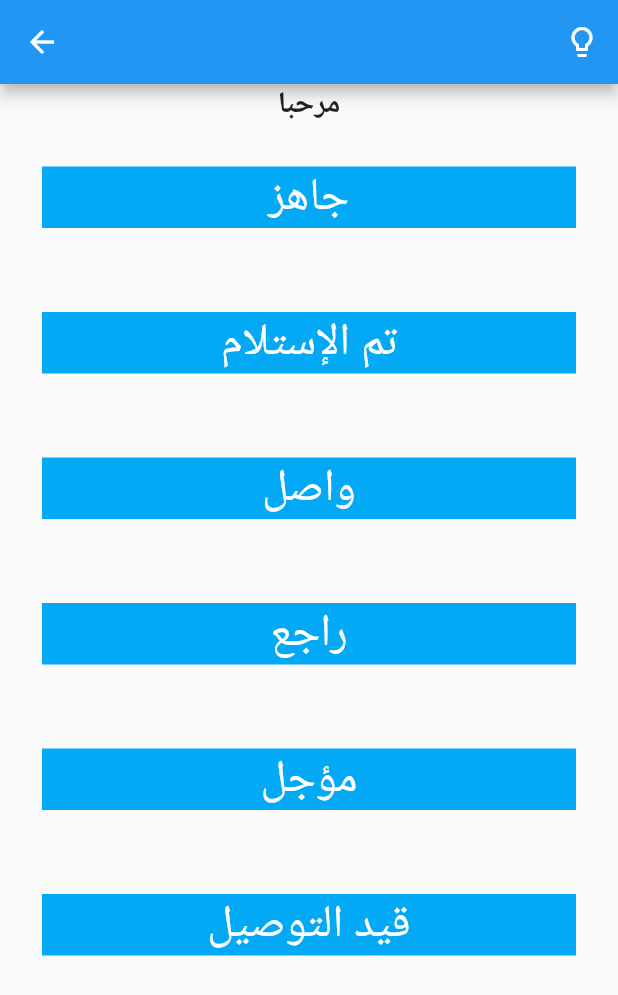
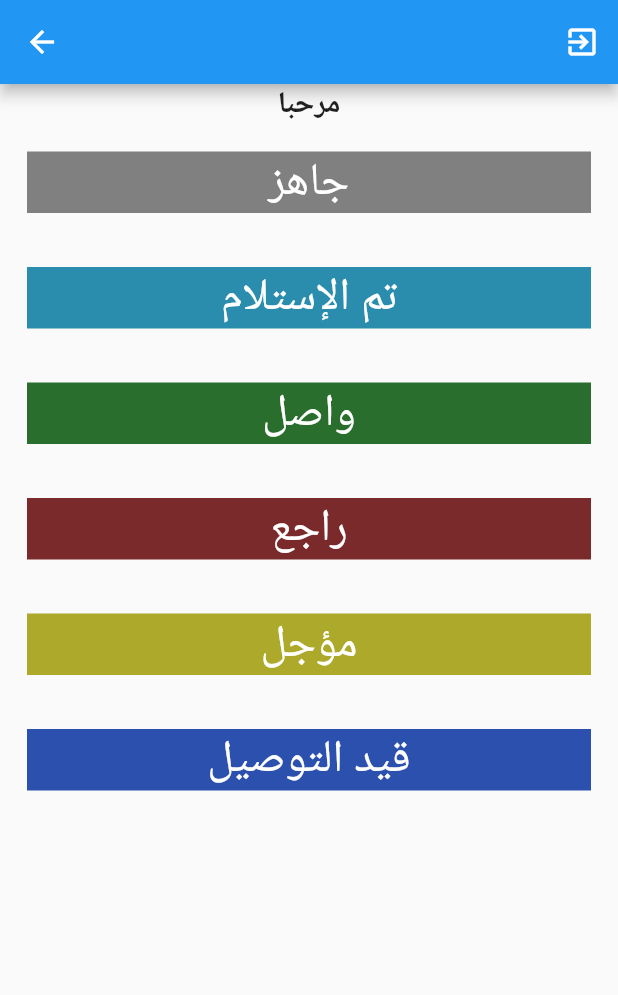
Before and after one commit to salam73/tawsel2, a Flutter app: the FbPageStatus screen opened directly, on a phone screen of 412 x 824 dp. Shown: the top 995 px of the screen. Run offline on Flutter 3.47's test engine with Material 2 defaults, Android fonts, the phone set to English and light mode, and no system bars; our stand-ins replace cloud_firestore, firebase_auth, firebase_core, get, google_fonts, grouped_list and 1 more; missing offline and left inert: dropdownfield; accounts and stored records are empty; Roboto replaces fonts that are missing (Cairo).

Commit message:
change updage function

```diff
--- a/lib/screens/fbpage/fbpageStatus.dart
+++ b/lib/screens/fbpage/fbpageStatus.dart
@@ -21,6 +21,8 @@ class FbPageStatus extends StatelessWidget {
   final ThemeController _themeController = Get.put(ThemeController());
 
   OrderController orderController = Get.put(OrderController());
+  final AuthController _authController = Get.find();
+  var mycolor = Color(0xff885566);
 
   var listStatusTitle = [
     'جاهز',
@@ -61,19 +63,12 @@ class FbPageStatus extends StatelessWidget {
         title: getUserName(),
         centerTitle: true,
         actions: [
-          Obx(
-            () => IconButton(
-              icon: getLightIcon(),
-              onPressed: () {
-                if (Get.isDarkMode) {
-                  Get.changeTheme(ThemeData.light());
-                  _themeController.themeChange = false;
-                } else {
-                  Get.changeTheme(ThemeData.dark());
-                  _themeController.themeChange = true;
-                }
-              },
-            ),
+          IconButton(
+            icon: Icon(Icons.exit_to_app),
+            onPressed: () {
+              _authController.logOut();
+              // Get.to(Login());
+            },
           ),
         ],
       ),
@@ -91,6 +86,45 @@ class FbPageStatus extends StatelessWidget {
             child: ListView.builder(
                 itemCount: listStatusTitle.length,
                 itemBuilder: (_, index) {
+                  switch (listStatusTitle[index]) {
+                    case 'جاهز':
+                      {
+                        mycolor = Color(0xff808080);
+                      }
+                      break;
+                    case 'واصل':
+                      {
+                        mycolor = Color(0xff2a6e2e);
+                      }
+                      break;
+
+                    case 'راجع':
+                      {
+                        mycolor = Color(0xff7a2a2a);
+                      }
+                      break;
+                    case 'مؤجل':
+                      {
+                        mycolor = Color(0xffada92b);
+                      }
+                      break;
+                    case 'قيد التوصيل':
+                      {
+                        mycolor = Color(0xff2b50ad);
+                      }
+                      break;
+                    case 'تم الإستلام':
+                      {
+                        mycolor = Color(0xff2b8dad);
+                      }
+                      break;
+
+                    default:
+                      {
+                        //statements;
+                      }
+                      break;
+                  }
                   return InkWell(
                     onTap: () {
                       Get.to(FbPageHome(
@@ -98,9 +132,23 @@ class FbPageStatus extends StatelessWidget {
                       ));
                     },
                     child: Padding(
-                      padding: const EdgeInsets.all(28.0),
+                      padding: const EdgeInsets.all(18.0),
                       child: Container(
-                        color: Colors.lightBlue,
+                        constraints:
+                            BoxConstraints(minWidth: 100, maxWidth: 200),
+                        // padding: EdgeInsets.all(38),
+                        //  color: Colors.lightBlue,
+                        decoration: BoxDecoration(
+                          color: mycolor,
+                          // border: Border.all(
+                          //     width: 2,
+                          //     color: Colors.blue,
+                          //     style: BorderStyle.solid),
+                          // borderRadius: BorderRadius.all(
+                          //   Radius.circular(15),
+                          // ),
+                          shape: BoxShape.rectangle,
+                        ),
                         child: Text(
                           listStatusTitle[index],
                           textAlign: TextAlign.center,
--- a/lib/utils/root.dart
+++ b/lib/utils/root.dart
@@ -56,6 +56,7 @@ class Root extends GetWidget<AuthController> {
           // return MainTest();
           // return AdminHome();
           // return HomeAdmin();
+          // return FbPageStatus();
           return Login();
         }
       },
```
Also changed, not shown: lib/layout/tableByUserId.dart (+20 -9 lines), lib/screens/fbpage/fbpageHome.dart (+25 -25 lines), lib/services/fireDb.dart (+6 -7 lines), lib/widgets/orderCard.dart (+37 -6 lines), 1 other file.
